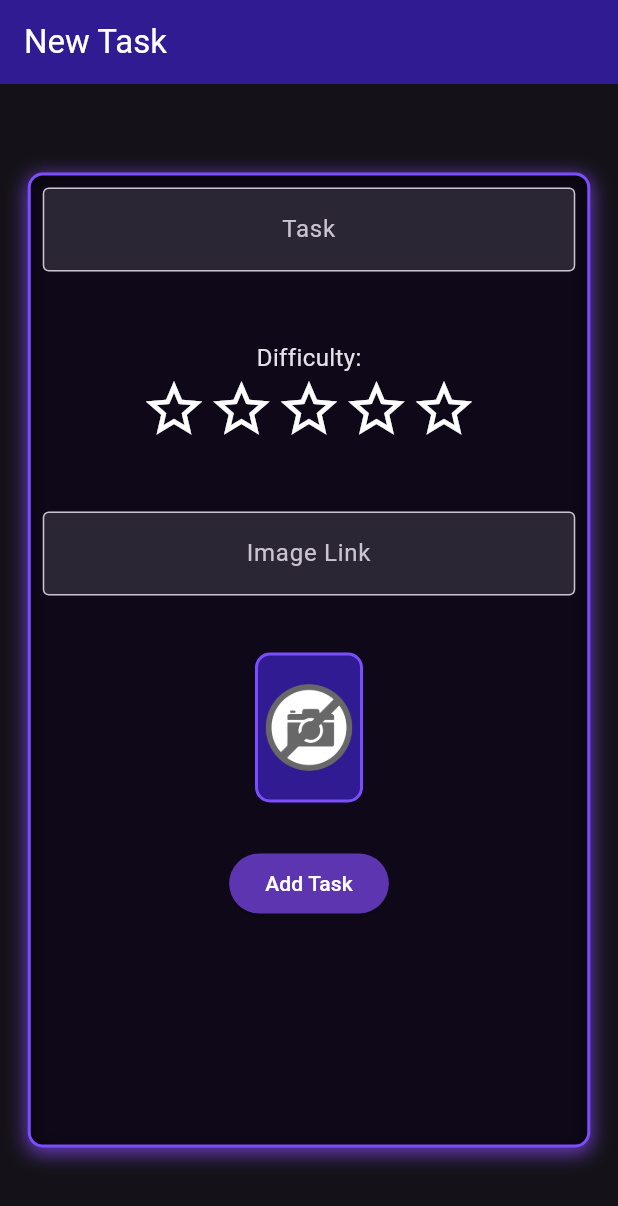
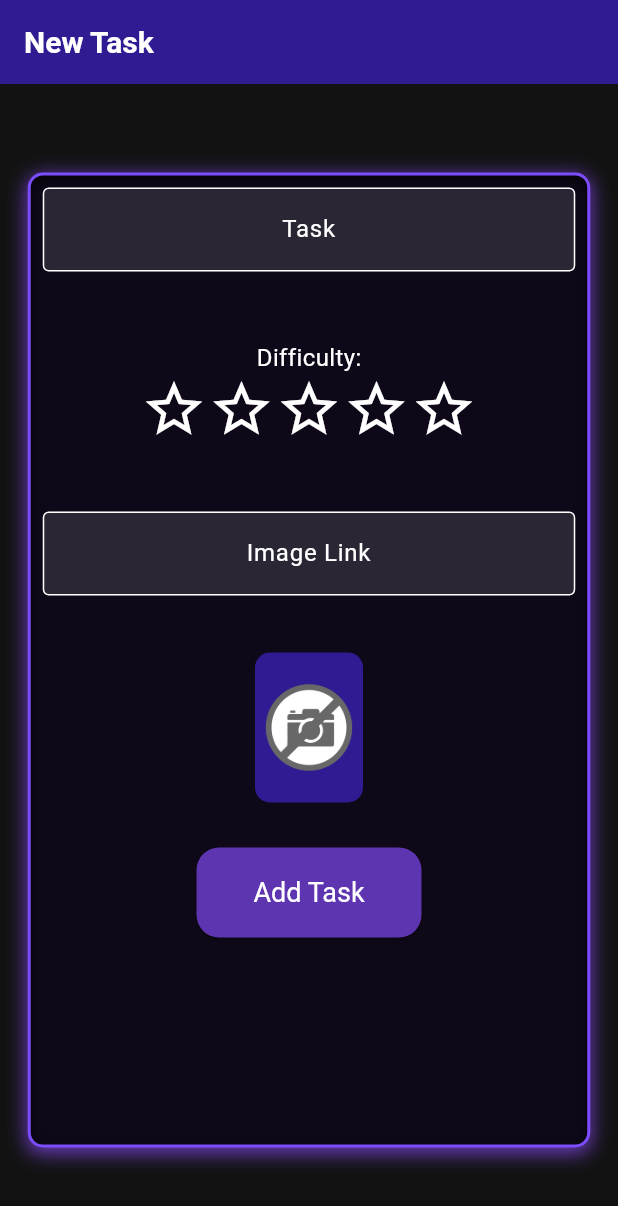
Before and after one commit to gabguedes/task_app_flutter, a Flutter app: the screen it shows after launch, on a phone screen of 412 x 824 dp. Shown: the top 1206 px of the screen. Run offline on Flutter 3.47's test engine with Material 3 defaults, Android fonts, the phone set to English and light mode, and no system bars; network calls fail.

Commit message:
format themeData

```diff
--- a/lib/main.dart
+++ b/lib/main.dart
@@ -1,5 +1,6 @@
 import 'package:flutter/material.dart';
 import 'package:primeiro_projeto_alura/screens/form_screen.dart';
+import 'package:primeiro_projeto_alura/screens/home_screen.dart';
 // import 'package:primeiro_projeto_alura/screens/home_screen.dart';
 
 void main() {
@@ -14,8 +15,27 @@ class MyApp extends StatelessWidget {
     return MaterialApp(
       title: 'Task App',
       debugShowCheckedModeBanner: false,
-      theme: ThemeData.dark(
-        // colorScheme: ColorScheme.fromSeed(seedColor: Colors.blue),
+      theme: ThemeData(
+        appBarTheme: AppBarTheme(
+          backgroundColor: Colors.deepPurple.shade900,
+          titleTextStyle: const TextStyle(
+            fontWeight: FontWeight.bold,
+            fontSize: 20,
+            color: Colors.white,
+          ),
+        ),
+        elevatedButtonTheme: ElevatedButtonThemeData(
+          style: ElevatedButton.styleFrom(
+            shape: RoundedRectangleBorder(
+                borderRadius: BorderRadius.circular(15)
+            ),
+            backgroundColor: Colors.deepPurple.shade600,
+            textStyle: const TextStyle(
+              color: Colors.white,
+            ),
+          ),
+        ),
+        colorScheme: const ColorScheme.dark(),
         useMaterial3: true,
       ),
       home: const FormScreen(),
--- a/lib/screens/form_screen.dart
+++ b/lib/screens/form_screen.dart
@@ -1,4 +1,3 @@
-import 'package:flutter/cupertino.dart';
 import 'package:flutter/material.dart';
 
 class FormScreen extends StatefulWidget {
@@ -14,19 +13,20 @@ class _FormScreenState extends State<FormScreen> {
   TextEditingController imageController = TextEditingController();
   int difficultyLevel = 0;
 
+  final _formKey = GlobalKey<FormState>();
+
   @override
   Widget build(BuildContext context) {
-    return Scaffold(
+    return Form(
+      key: _formKey,
+      child: Scaffold(
         appBar: AppBar(
           title: const Text(
             'New Task',
-          style: TextStyle(
-            color: Colors.white,
           ),
         ),
-        backgroundColor: Colors.deepPurple.shade900,
-      ),
         body: Center(
+          child: SingleChildScrollView(
             child: Container(
               decoration: BoxDecoration(
                 color: Colors.black87,
@@ -50,6 +50,12 @@ class _FormScreenState extends State<FormScreen> {
                   Padding(
                     padding: const EdgeInsets.all(8.0),
                     child: TextFormField(
+                      validator: (String? value) {
+                        if (value != null && value.isEmpty) {
+                          return 'You must insert a task.';
+                        }
+                        return null;
+                      },
                       controller: taskController,
                       textAlign: TextAlign.center,
                       decoration: const InputDecoration(
@@ -77,7 +83,8 @@ class _FormScreenState extends State<FormScreen> {
                             GestureDetector(
                               onTap: () {
                                 setState(() {
-                              difficultyLevel = difficultyLevel == 1 ? 0 : 1;
+                                  difficultyLevel =
+                                      difficultyLevel == 1 ? 0 : 1;
                                 });
                               },
                               child: difficultyLevel >= 1
@@ -95,7 +102,8 @@ class _FormScreenState extends State<FormScreen> {
                             GestureDetector(
                               onTap: () {
                                 setState(() {
-                              difficultyLevel = difficultyLevel == 2 ? 1 : 2;
+                                  difficultyLevel =
+                                      difficultyLevel == 2 ? 1 : 2;
                                 });
                               },
                               child: difficultyLevel >= 2
@@ -113,7 +121,8 @@ class _FormScreenState extends State<FormScreen> {
                             GestureDetector(
                               onTap: () {
                                 setState(() {
-                              difficultyLevel = difficultyLevel == 3 ? 2 : 3;
+                                  difficultyLevel =
+                                      difficultyLevel == 3 ? 2 : 3;
                                 });
                               },
                               child: difficultyLevel >= 3
@@ -131,7 +140,8 @@ class _FormScreenState extends State<FormScreen> {
                             GestureDetector(
                               onTap: () {
                                 setState(() {
-                              difficultyLevel = difficultyLevel == 4 ? 3 : 4;
+                                  difficultyLevel =
+                                      difficultyLevel == 4 ? 3 : 4;
                                 });
                               },
                               child: difficultyLevel >= 4
@@ -149,7 +159,8 @@ class _FormScreenState extends State<FormScreen> {
                             GestureDetector(
                               onTap: () {
                                 setState(() {
-                              difficultyLevel = difficultyLevel == 5 ? 4 : 5;
+                                  difficultyLevel =
+                                      difficultyLevel == 5 ? 4 : 5;
                                 });
                               },
                               child: difficultyLevel >= 5
@@ -175,6 +186,13 @@ class _FormScreenState extends State<FormScreen> {
                   Padding(
                     padding: const EdgeInsets.all(8.0),
                     child: TextFormField(
+                      validator: (value) {
+                        if (value!.isEmpty) {
+                          return 'You must insert a image url.';
+                        }
+                        return null;
+                      },
+                      keyboardType: TextInputType.url,
                       controller: imageController,
                       textAlign: TextAlign.center,
                       onChanged: (text) {
@@ -199,7 +217,7 @@ class _FormScreenState extends State<FormScreen> {
                       borderRadius: BorderRadius.circular(10),
                       border: Border.all(
                         width: 2,
-                    color: Colors.deepPurpleAccent,
+                        color: Colors.deepPurple.shade900,
                       ),
                     ),
                     child: ClipRRect(
@@ -216,22 +234,37 @@ class _FormScreenState extends State<FormScreen> {
                   const SizedBox(
                     height: 30,
                   ),
-              ElevatedButton(
-                style: ElevatedButton.styleFrom(
-                  backgroundColor: Colors.deepPurple.shade600,
+                  SizedBox(
+                    height: 60,
+                    width: 150,
+                    child: ElevatedButton(
+                      onPressed: () {
+                        if (_formKey.currentState!.validate()) {
+                          print(taskController.text);
+                          print(difficultyLevel);
+                          print(imageController.text);
+                          ScaffoldMessenger.of(context).showSnackBar(
+                            const SnackBar(
+                              behavior: SnackBarBehavior.floating,
+                              content: Text(
+                                'Printing screen...',
                               ),
-                onPressed: () {
-                  print(taskController.text);
+                            ),
+                          );
+                        }
                       },
                       child: const Text(
                         'Add Task',
-                  style: TextStyle(color: Colors.white),
+                        style: TextStyle(color: Colors.white, fontSize: 18),
+                      ),
                     ),
                   ),
                 ],
               ),
             ),
           ),
+        ),
+      ),
     );
   }
 }
--- a/lib/screens/home_screen.dart
+++ b/lib/screens/home_screen.dart
@@ -18,11 +18,7 @@ class _HomeScreenState extends State<HomeScreen> {
         leading: Container(),
         title: const Text(
           'Tasks',
-          style: TextStyle(
-            color: Colors.white,
-          ),
         ),
-        backgroundColor: Colors.deepPurple.shade900,
       ),
       body: AnimatedOpacity(
         opacity: opacity ? 1 : 0,
```
Also changed, not shown: lib/components/task.dart (+10 -7 lines), 1 other file. Lines whose indentation alone changed are shown as unchanged.
